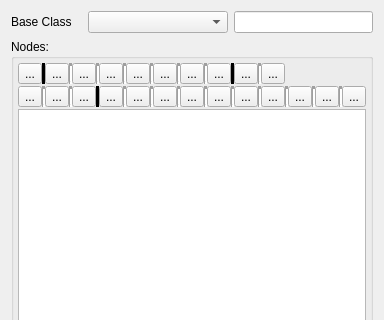
This is Editor/src/Items/Entity/EntityWidget.ui in GameOverture/HarmonyEngine as Qt 5 draws it before an edit; both pictures show x 0 to 384 and y 0 to 320 of the 384 by 797 pixel window. The edited form follows.
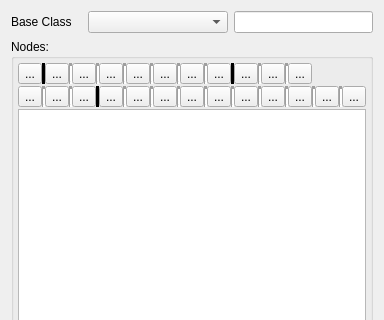
This is the edited form. Icons and pictures are not drawn. Custom widgets are drawn as their Qt base class.

Commit message: Point fixture initial implementation

```diff
--- a/Editor/src/Items/Entity/EntityWidget.ui
+++ b/Editor/src/Items/Entity/EntityWidget.ui
@@ -259,6 +259,26 @@
             </property>
            </widget>
           </item>
+          <item>
+           <widget class="Line" name="line_24">
+            <property name="frameShadow">
+             <enum>QFrame::Shadow::Sunken</enum>
+            </property>
+            <property name="lineWidth">
+             <number>3</number>
+            </property>
+            <property name="orientation">
+             <enum>Qt::Orientation::Vertical</enum>
+            </property>
+           </widget>
+          </item>
+          <item>
+           <widget class="QToolButton" name="btnAddFixturePoint">
+            <property name="text">
+             <string>...</string>
+            </property>
+           </widget>
+          </item>
           <item>
            <spacer name="horizontalSpacer_2">
             <property name="orientation">
```
Left out of the diff: 15 changed lines with no effect on the pictures. The commit also changes 30 other files.
